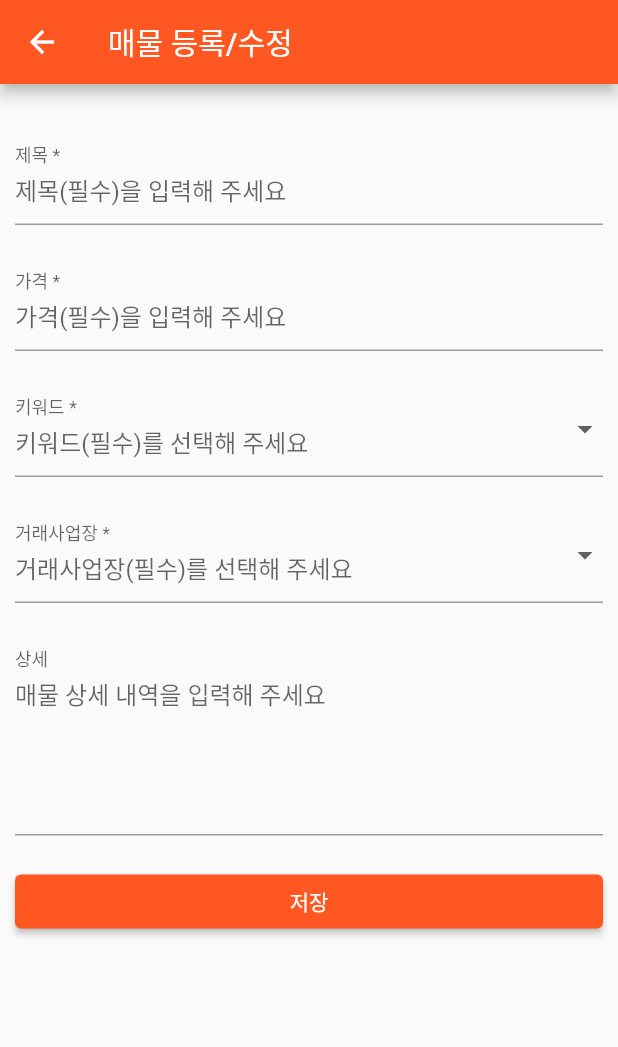
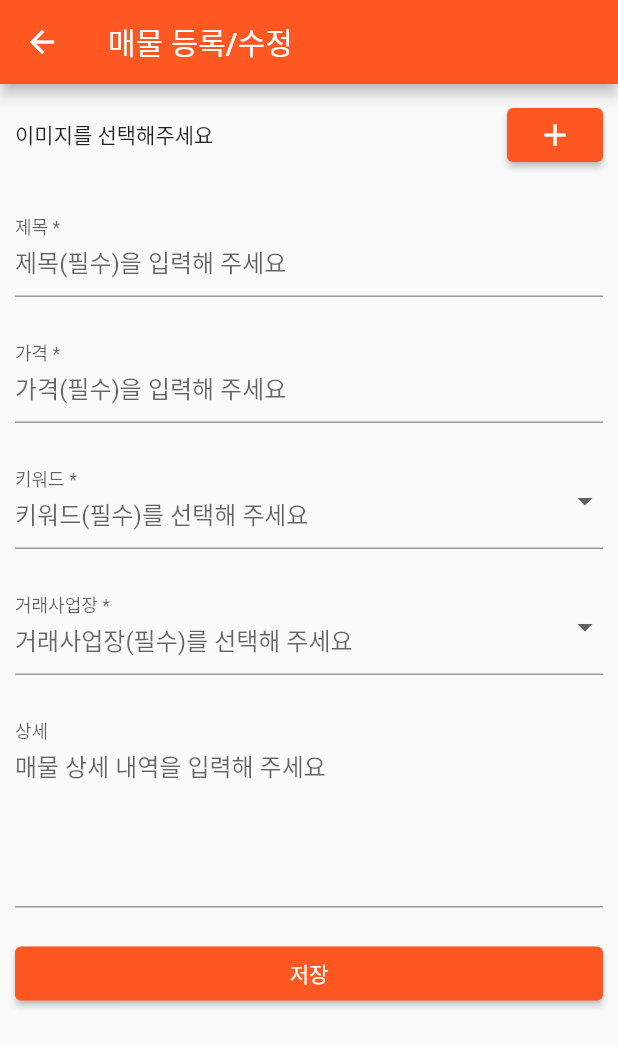
Before and after one commit to dog1cat2/hangeun, a Flutter app: the SellItemEditScreen screen opened directly, on a phone screen of 412 x 824 dp. Shown: the top 1047 px of the screen. Run offline on Flutter 3.47's test engine with Material 2 defaults, Android fonts, the phone set to English and light mode, and no system bars; our stand-ins replace carousel_slider, dio, firebase_core, firebase_messaging, flutter_local_notifications, google_fonts and 3 more; missing offline and left inert: dart:ffi, google_api_availability; accounts and stored records are empty; network calls fail.

Commit message:
매물등록 - 사진 첨부 추가

```diff
--- a/lib/screen/sell_item_edit_screen.dart
+++ b/lib/screen/sell_item_edit_screen.dart
@@ -1,5 +1,6 @@
 import 'package:flutter/material.dart';
 import 'package:dio/dio.dart';
+import 'package:image_picker/image_picker.dart';
 
 import 'package:logger/logger.dart';
 
@@ -72,6 +73,19 @@ class _SellItemEditState extends State<SellItemEditScreen> {
     }
   }
 
+  final ImagePicker _picker = ImagePicker();
+  XFile? _image;
+
+  Future<void> _pickImage() async {
+    final XFile? pickedImage =
+        await _picker.pickImage(source: ImageSource.gallery);
+    if (pickedImage != null) {
+      setState(() {
+        _image = pickedImage;
+      });
+    }
+  }
+
   @override
   Widget build(BuildContext context) {
     return GestureDetector(
@@ -99,12 +113,25 @@ class _SellItemEditState extends State<SellItemEditScreen> {
                           children: [
                             Padding(
                               padding: const EdgeInsets.all(10),
-                              child: Wrap(
-                                direction: Axis.horizontal, // 나열 방향
-                                alignment: WrapAlignment.start, // 정렬 방식
-                                spacing: 5, // 좌우 간격
-                                runSpacing: 5, // 상하 간격
-                                children: imageList,
+                              child: Row(
+                                mainAxisAlignment:
+                                    MainAxisAlignment.spaceBetween,
+                                children: [
+                                  imageList.length < 1
+                                      ? Text('이미지를 선택해주세요')
+                                      : Wrap(
+                                          direction: Axis.horizontal, // 나열 방향
+                                          alignment:
+                                              WrapAlignment.start, // 정렬 방식
+                                          spacing: 5, // 좌우 간격
+                                          runSpacing: 5, // 상하 간격
+                                          children: imageList,
+                                        ),
+                                  ElevatedButton(
+                                    onPressed: _pickImage,
+                                    child: Icon(Icons.add),
+                                  ),
+                                ],
                               ),
                             ),
                             Padding(
```
